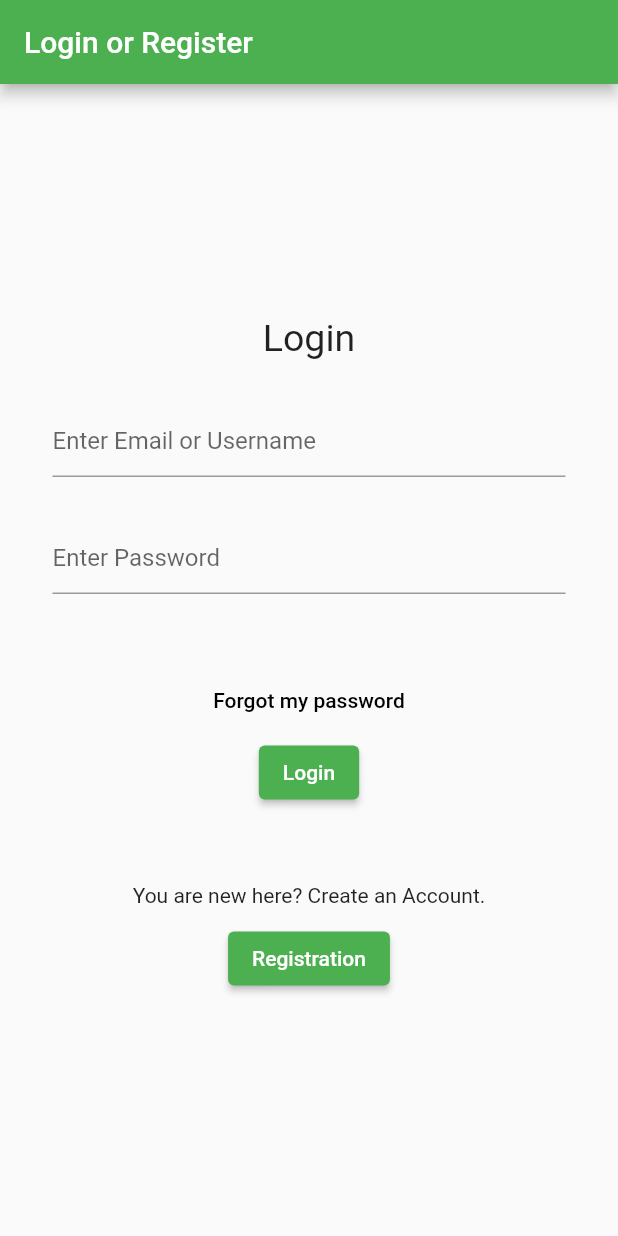
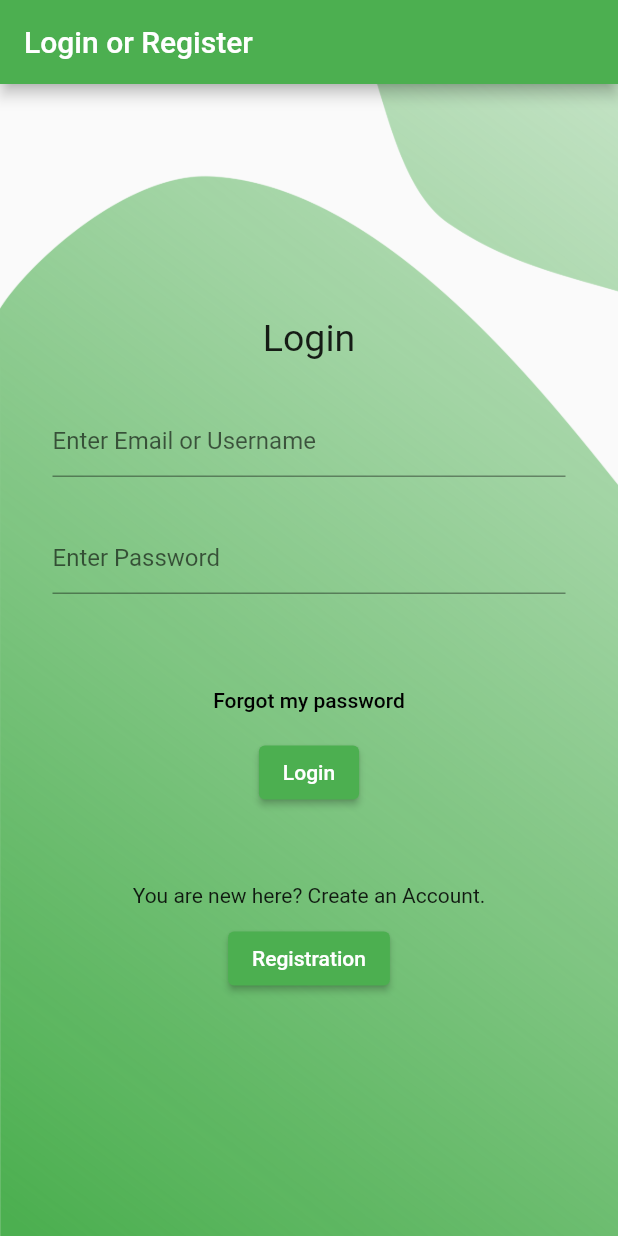
Before and after one commit to JRehkemper/eco_tracker, a Flutter app: the screen it shows after launch, after a tap on "Continue", on a phone screen of 412 x 824 dp. Run offline on Flutter 3.47's test engine with Material 2 defaults, Android fonts, the light colour scheme and no system bars; our stand-ins replace flutter_map, flutter_secure_storage, geolocator, latlong2; missing offline and left inert: crypt, flutter_layouts, footer, foreground_service; network calls fail.

Commit message:
Scrollview bug fix

```diff
--- a/lib/home.dart
+++ b/lib/home.dart
@@ -104,7 +104,7 @@ class _HomeScreen extends State{
             ListTile(title: Text("Change your Password"),onTap: () {Navigator.pushReplacement(context, MaterialPageRoute(builder: (BuildContext context) => ChangePasswordScreen()));},),            Divider(),
             ListTile(title: Text("Logout"),onTap: () {storage.deleteAll(); Navigator.pushReplacement(context, MaterialPageRoute(builder: (BuildContext context) => SplashScreen()));},),
             Divider(),
-            //ListTile(title: Text("Debugging (For Development only)"), onTap: () {Navigator.push(context, MaterialPageRoute(builder: (BuildContext context) => SplashScreen()));}),
+            //ListTile(title: Text("Debugging (For Development only)"), onTap: () {Navigator.push(context, MaterialPageRoute(builder: (BuildContext context) => EmailActivationScreen()));}),
 
             //ListTile(title: Text("Delete your Account"),onTap: () {deleteAccount();},),
             //Divider()
--- a/lib/login.dart
+++ b/lib/login.dart
@@ -33,10 +33,12 @@ class _LoginScreen extends State {
         appBar: AppBar(
           title: Text("Login or Register"),
         ),
-        body: SingleChildScrollView(child: Stack(children: [
+        body: Stack(children: [
           Container(decoration: BoxDecoration(image: DecorationImage(image: AssetImage("assets/Images/LoginBackground.png"), fit: BoxFit.fitWidth, alignment: FractionalOffset.topCenter)),
             width: MediaQuery.of(context).size.width,),
-          Center(
+          SingleChildScrollView(child: ConstrainedBox(
+            constraints: BoxConstraints(maxHeight: MediaQuery.of(context).size.height),
+              child: Center(
               child: Column(
                 children: [
                   Container(padding: EdgeInsets.all(15), margin: EdgeInsets.only(top: 140),
@@ -53,16 +55,16 @@ class _LoginScreen extends State {
                     child: TextButton(child: Text("Forgot my password",style: TextStyle(color: Colors.black)), onPressed: () {Navigator.push(context, MaterialPageRoute(builder: (BuildContext context) => ResetPasswordScreen()));},),),
                   Padding(padding: EdgeInsets.all(0),
                       child: ElevatedButton(onPressed: () => loginProcedure(usernameCon.text, passwordCon.text, context), child: Text("Login",))),
-                  Spacer(),
+                  //Spacer(),
                   Padding(padding: EdgeInsets.only(top: 50),
                       child: Text("You are new here? Create an Account.")),
                   Padding(padding: EdgeInsets.all(10),
                     child: ElevatedButton(onPressed: () => Navigator.pushReplacement(context, MaterialPageRoute(builder: (BuildContext context) => RegistrationScreen())), child: Text("Registration"),),),
-                  Spacer(),
+                  //Spacer(),
                 ],
-              )
-          ),
-        ],),)
+              ),)
+          ),),
+        ],),
   );
   }
   void loginProcedure(String username, String password, BuildContext context) async {
@@ -117,7 +119,9 @@ class _EmailActivationScreen extends State {
   @override
   Widget build(BuildContext context) {
     return Scaffold(appBar: AppBar(title: Text("You have to Activate your Email"),),
-      body: SingleChildScrollView(child: Stack(children: [
+      body: SingleChildScrollView(child: ConstrainedBox(
+    constraints: BoxConstraints(maxHeight: MediaQuery.of(context).size.height),
+    child: Stack(children: [
         Container(decoration: BoxDecoration(image: DecorationImage(image: AssetImage("assets/Images/LoginBackground.png"), fit: BoxFit.fitWidth, alignment: FractionalOffset.topCenter)),
                  width: MediaQuery.of(context).size.width, height: MediaQuery.of(context).size.height,),
         Center(child: Padding(padding: EdgeInsets.all(20),child: Column(children: [
@@ -130,7 +134,7 @@ class _EmailActivationScreen extends State {
         ]),
         ),
       )
-    ]),),);
+    ]),),),);
   }
 
   void continueLogin() async {
--- a/lib/welcome_guide.dart
+++ b/lib/welcome_guide.dart
@@ -18,7 +18,9 @@ class _WelcomeGuide extends State {
       body:  SafeArea(child:
        Container(margin: EdgeInsets.all(40),
           child:
-          Center(
+          SingleChildScrollView(child: ConstrainedBox(
+          constraints: BoxConstraints(maxHeight: MediaQuery.of(context).size.height),
+          child: Center(
             child:  Column(
               children: [
                 Text("Welcome to EcoTracker", style: TextStyle(fontSize: 28, fontWeight: FontWeight.bold),),
@@ -35,13 +37,13 @@ class _WelcomeGuide extends State {
 
 
 
-                Spacer(),
+                //Spacer(),
                 Row(mainAxisAlignment: MainAxisAlignment.center, children: [Checkbox(value: guide, onChanged: (value) {setState(() {
                     guide = value!;
                   });}),Text("Don't show this again")],),
                 ElevatedButton(onPressed: () {welcomeGuideShown = true; functions.disableWelcomeGuid(guide); Navigator.pushReplacement(context, MaterialPageRoute(builder: (BuildContext context) => SplashScreen()));}, child: Text("Continue")),
               ],
-            ),)
+            ),),),)
           ),
 
       ),
--- a/pubspec.yaml
+++ b/pubspec.yaml
@@ -15,7 +15,7 @@ publish_to: 'none' # Remove this line if you wish to publish to pub.dev
 # In iOS, build-name is used as CFBundleShortVersionString while build-number used as CFBundleVersion.
 # Read more about iOS versioning at
 # https://developer.apple.com/library/archive/documentation/General/Reference/InfoPlistKeyReference/Articles/CoreFoundationKeys.html
-version: 1.0.1+4
+version: 1.0.1+5
 
 environment:
   sdk: ">=2.12.0 <3.0.0"
```
